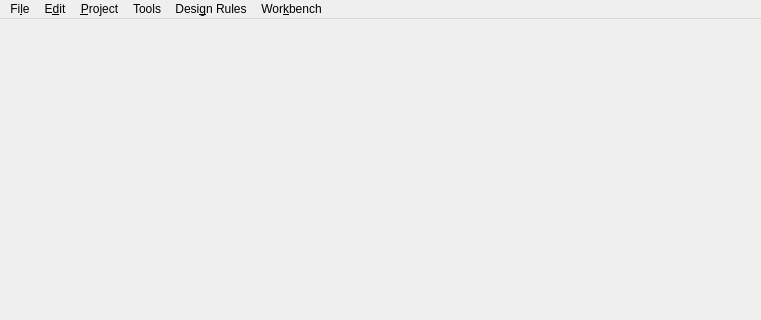
The window that mainwindow.ui (libresilicon/qtflow) describes before a commit, drawn with Qt 5; both pictures show x 0 to 761 and y 0 to 320 of the 761 by 555 pixel window.
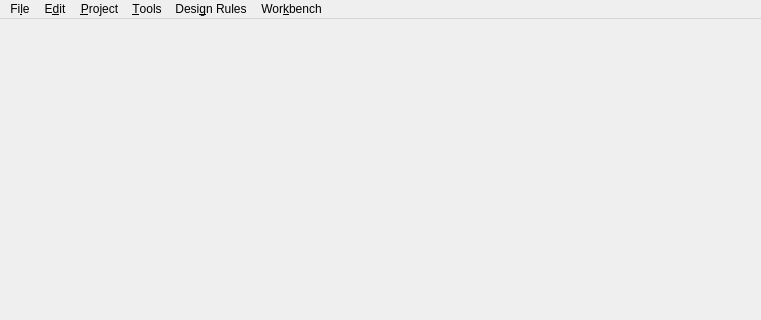
The same window after the commit. Icons and pictures are not drawn.

Diff of the .ui file:
```diff
--- a/mainwindow.ui
+++ b/mainwindow.ui
@@ -52,7 +52,7 @@
      <x>0</x>
      <y>0</y>
      <width>761</width>
-     <height>22</height>
+     <height>29</height>
     </rect>
    </property>
    <widget class="QMenu" name="menuFile">
@@ -108,7 +108,7 @@
    </widget>
    <widget class="QMenu" name="menuTools_2">
     <property name="title">
-     <string>Tools</string>
+     <string>&amp;Tools</string>
     </property>
     <addaction name="actionNetlist"/>
     <addaction name="actionDRC"/>
```
Left out of the diff: 14 changed lines with no effect on the pictures.
